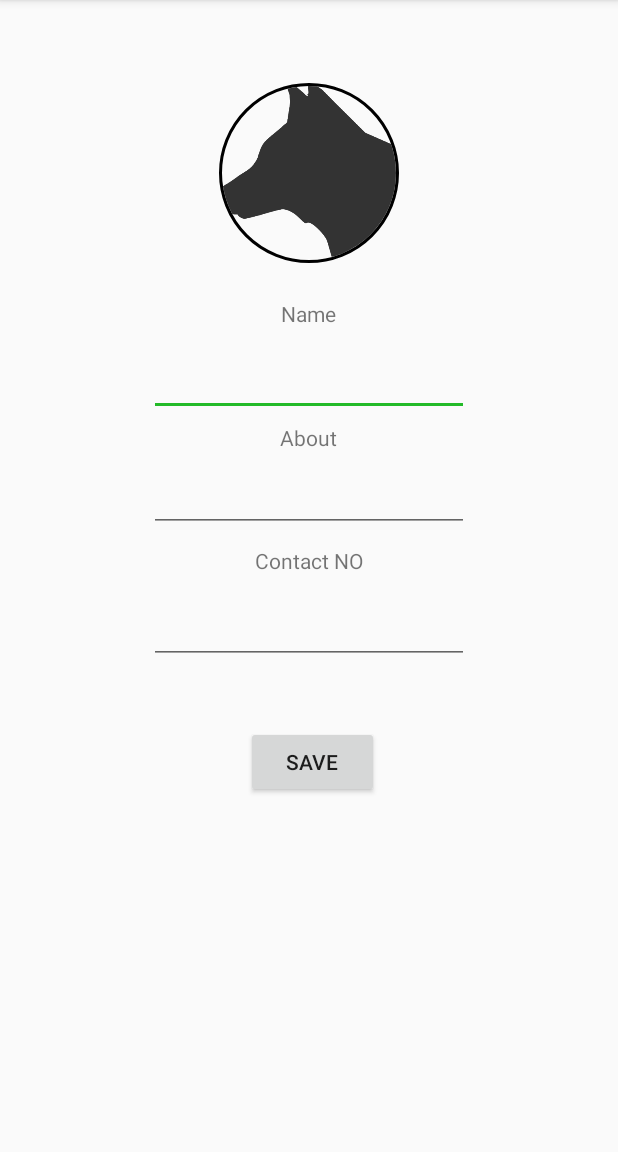
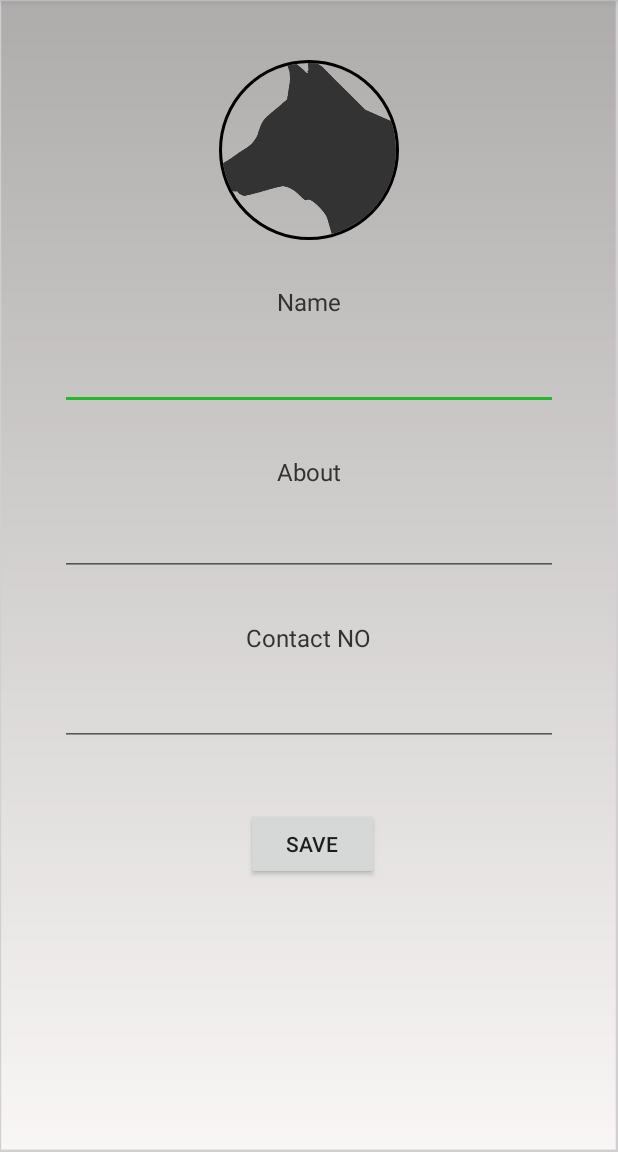
Before and after one commit to atharvakale31/AnimalCare, an Android app: the screen it shows after launch once a user with an empty profile is signed in (editprofile), on a phone screen of 412 x 824 dp, the part 84-1236 px from its top. Run offline under Robolectric (Android 15) with nearby library versions, the phone set to English and light mode, and no system bars; our stand-ins replace CircleImageView, Firebase (no records; nobody signed in at launch, a user with empty details on screens opened directly), Volley; Roboto replaces fonts that are not available here; 1 statement that could not run was skipped.

Commit message:
Updated profile activity and getting previous profile info in edit profile activity

```diff
--- a/app/src/main/java/com/example/animalcare/editprofile.java
+++ b/app/src/main/java/com/example/animalcare/editprofile.java
@@ -12,6 +12,8 @@ import android.content.ContentResolver;
 import android.content.Intent;
 import android.content.pm.PackageManager;
 import android.graphics.Bitmap;
+import android.graphics.BitmapFactory;
+import android.graphics.drawable.BitmapDrawable;
 import android.net.Uri;
 import android.os.Build;
 import android.os.Bundle;
@@ -40,6 +42,7 @@ import com.google.firebase.storage.OnProgressListener;
 import com.google.firebase.storage.StorageReference;
 import com.google.firebase.storage.UploadTask;
 
+import java.io.ByteArrayOutputStream;
 import java.io.IOException;
 
 import de.hdodenhof.circleimageview.CircleImageView;
@@ -59,6 +62,7 @@ public class editprofile extends AppCompatActivity {
     profileData records;
     ProgressDialog progressDialog;
     Bitmap bitmap;
+    private byte[] byteArray;
     private  int isHome=0;
     private FirebaseFirestore firestore;
 
@@ -114,6 +118,15 @@ public class editprofile extends AppCompatActivity {
         aboutT=findViewById(R.id.abouttxt);
         contactT=findViewById(R.id.contactno);
 
+        Intent profileDataIntent = getIntent();
+        nameT.setText(profileDataIntent.getStringExtra("name"));
+        aboutT.setText(profileDataIntent.getStringExtra("about"));
+        contactT.setText(profileDataIntent.getStringExtra("contact"));
+        byteArray = profileDataIntent.getByteArrayExtra("image");
+        bitmap = BitmapFactory.decodeByteArray(byteArray,0,byteArray.length);
+
+        if(bitmap!=null)
+            imagedef.setImageBitmap(bitmap);
         save=findViewById(R.id.Savebtn);
         mydatabase=FirebaseDatabase.getInstance();
 
@@ -189,14 +202,13 @@ public class editprofile extends AppCompatActivity {
 
  private void upload(final profileData profileData)
  {
-
-     final StorageReference ref=store.child(u.getUid());//+"."+fileExtension(selectedImage));
-     Log.i("IMGURI","->"+selectedImage);
-     ref.putFile(selectedImage)
+     if(byteArray!=null && byteArray.length>0) {
+         final StorageReference ref = store.child(u.getUid());
+         Log.i("IMGURI", "->" + selectedImage);
+         ref.putBytes(byteArray)
                  .addOnSuccessListener(new OnSuccessListener<UploadTask.TaskSnapshot>() {
                      @Override
                      public void onSuccess(UploadTask.TaskSnapshot taskSnapshot) {
-                     // Get a URL to the uploaded content
 
                          ref.getDownloadUrl().addOnSuccessListener(new OnSuccessListener<Uri>() {
                              @Override
@@ -204,12 +216,12 @@ public class editprofile extends AppCompatActivity {
                                  String downloadUrl = uri.toString();
                                  profileData.setImageUrl(downloadUrl);
                                  editProfileData(profileData);
-                             Toast.makeText(editprofile.this,"Photo uploaded",Toast.LENGTH_LONG).show();
+                                 Toast.makeText(editprofile.this, "Photo uploaded", Toast.LENGTH_LONG).show();
                              }
                          }).addOnFailureListener(new OnFailureListener() {
                              @Override
                              public void onFailure(@NonNull Exception e) {
-                             Toast.makeText(editprofile.this,"Erro uploading photo",Toast.LENGTH_LONG).show();
+                                 Toast.makeText(editprofile.this, "Erro uploading photo", Toast.LENGTH_LONG).show();
                                  progressDialog.cancel();
                              }
                          });
@@ -221,13 +233,21 @@ public class editprofile extends AppCompatActivity {
                  .addOnFailureListener(new OnFailureListener() {
                      @Override
                      public void onFailure(@NonNull Exception exception) {
-                     // Handle unsuccessful uploads
-                     // ...
-                     Toast.makeText(editprofile.this,"Error while Uploading Photo,Please Try Again",Toast.LENGTH_LONG).show();
+                         Toast.makeText(editprofile.this, "Error while Uploading Photo,Please Try Again", Toast.LENGTH_LONG).show();
                          progressDialog.cancel();
                          Log.i("NOOOOO", "onFailure: ");
                      }
                  });
+     }
+     else {
+         Toast.makeText(editprofile.this, "Please choose a photo", Toast.LENGTH_LONG).show();
+     }
+ }
+
+    public byte[] getImageBitmapByteArray(Bitmap bitmapProfileImage){
+        ByteArrayOutputStream stream = new ByteArrayOutputStream();
+        bitmapProfileImage.compress(Bitmap.CompressFormat.PNG, 100, stream);
+        return stream.toByteArray();
     }
     @Override
     protected void onActivityResult(int requestCode, int resultCode, @Nullable Intent data) {
@@ -238,9 +258,10 @@ public class editprofile extends AppCompatActivity {
             selectedImage=data.getData();
 
             try{
-                bitmap= MediaStore.Images.Media.getBitmap(this.getContentResolver(),selectedImage);
-                image=(CircleImageView) findViewById(R.id.profileImage);
+                bitmap = MediaStore.Images.Media.getBitmap(this.getContentResolver(),selectedImage);
+                image = findViewById(R.id.profileImage);
                 image.setImageBitmap(bitmap);
+                byteArray = getImageBitmapByteArray(bitmap);
             }catch (IOException e)
             {
                 e.printStackTrace();
--- /dev/null
+++ b/app/src/main/res/drawable/ic_baseline_call_24.xml
@@ -0,0 +1,5 @@
+<vector android:height="24dp" android:tint="#FFFFFF"
+    android:viewportHeight="24" android:viewportWidth="24"
+    android:width="24dp" xmlns:android="http://schemas.android.com/apk/res/android">
+    <path android:fillColor="@android:color/white" android:pathData="M20.01,15.38c-1.23,0 -2.42,-0.2 -3.53,-0.56 -0.35,-0.12 -0.74,-0.03 -1.01,0.24l-1.57,1.97c-2.83,-1.35 -5.48,-3.9 -6.89,-6.83l1.95,-1.66c0.27,-0.28 0.35,-0.67 0.24,-1.02 -0.37,-1.11 -0.56,-2.3 -0.56,-3.53 0,-0.54 -0.45,-0.99 -0.99,-0.99H4.19C3.65,3 3,3.24 3,3.99 3,13.28 10.73,21 20.01,21c0.71,0 0.99,-0.63 0.99,-1.18v-3.45c0,-0.54 -0.45,-0.99 -0.99,-0.99z"/>
+</vector>
--- a/app/src/main/res/layout/activity_editprofile.xml
+++ b/app/src/main/res/layout/activity_editprofile.xml
@@ -4,16 +4,16 @@
     xmlns:tools="http://schemas.android.com/tools"
     android:layout_width="match_parent"
     android:layout_height="match_parent"
-    tools:context=".editprofile">
+    tools:context=".editprofile"
+    android:background="@drawable/grayback">
 
     <de.hdodenhof.circleimageview.CircleImageView
         android:id="@+id/profileImage"
-
         android:layout_width="120dp"
         android:layout_height="120dp"
         android:layout_alignParentTop="true"
         android:layout_centerHorizontal="true"
-        android:layout_marginTop="55dp"
+        android:layout_marginTop="40dp"
         android:src="@drawable/dogprofile"
         app:civ_border_color="#000000"
         app:civ_border_width="2dp" />
@@ -22,21 +22,22 @@
         android:id="@+id/textView2"
         android:layout_width="wrap_content"
         android:layout_height="wrap_content"
-        android:layout_alignParentTop="true"
+        android:layout_below="@id/profileImage"
         android:layout_centerHorizontal="true"
         android:layout_marginStart="100dp"
-        android:layout_marginTop="199dp"
-        android:text="Name" />
+        android:layout_marginTop="30dp"
+        android:text="Name"
+        android:textSize="16sp"
+        android:textColor="@android:color/secondary_text_light"/>
 
     <EditText
         android:id="@+id/nametxt"
-        android:layout_width="wrap_content"
+        android:layout_width="match_parent"
         android:layout_height="wrap_content"
-
-        android:layout_alignParentTop="true"
-
+        android:layout_below="@id/textView2"
         android:layout_centerHorizontal="true"
-        android:layout_marginTop="232dp"
+        android:layout_marginHorizontal="40dp"
+        android:layout_marginTop="16dp"
         android:ems="10"
         android:inputType="textPersonName" />
 
@@ -44,37 +45,44 @@
         android:id="@+id/textView3"
         android:layout_width="wrap_content"
         android:layout_height="wrap_content"
-        android:layout_alignParentTop="true"
+        android:layout_below="@id/nametxt"
         android:layout_centerHorizontal="true"
-        android:layout_marginTop="282dp"
+        android:layout_marginTop="30dp"
+        android:textSize="16sp"
+        android:textColor="@android:color/secondary_text_light"
         android:text="About" />
 
     <EditText
         android:id="@+id/abouttxt"
-        android:layout_width="wrap_content"
+        android:layout_width="match_parent"
         android:layout_height="wrap_content"
-        android:layout_alignParentTop="true"
+        android:layout_below="@id/textView3"
         android:layout_centerHorizontal="true"
-        android:layout_marginTop="309dp"
+        android:layout_marginHorizontal="40dp"
+        android:layout_marginTop="16dp"
         android:ems="10"
+        android:textSize="16sp"
         android:inputType="textPersonName" />
 
     <TextView
         android:id="@+id/textView4"
         android:layout_width="wrap_content"
         android:layout_height="wrap_content"
-        android:layout_alignParentTop="true"
+        android:layout_below="@id/abouttxt"
         android:layout_centerHorizontal="true"
-        android:layout_marginTop="364dp"
+        android:layout_marginTop="30dp"
+        android:textSize="16sp"
+        android:textColor="@android:color/secondary_text_light"
         android:text="Contact NO" />
 
     <EditText
         android:id="@+id/contactno"
-        android:layout_width="wrap_content"
+        android:layout_width="match_parent"
         android:layout_height="wrap_content"
-        android:layout_alignParentTop="true"
+        android:layout_below="@id/textView4"
         android:layout_centerHorizontal="true"
-        android:layout_marginTop="397dp"
+        android:layout_marginTop="16dp"
+        android:layout_marginHorizontal="40dp"
         android:ems="10"
         android:inputType="phone" />
 
@@ -84,7 +92,6 @@
         android:layout_height="wrap_content"
         android:layout_below="@+id/contactno"
         android:layout_alignParentStart="true"
-
         android:layout_alignParentEnd="true"
         android:layout_centerHorizontal="true"
         android:layout_marginStart="164dp"
--- a/app/src/main/res/values/colors.xml
+++ b/app/src/main/res/values/colors.xml
@@ -1,9 +1,10 @@
 <?xml version="1.0" encoding="utf-8"?>
 <resources>
-    <color name="colorPrimary">#008577</color>
-    <color name="colorPrimaryDark">#00574B</color>
-    <color name="colorAccent">#D81B60</color>
+    <color name="colorPrimary">#147F7F</color>
+    <color name="colorPrimaryDark">#147F7F</color>
+    <color name="colorAccent">#23BA28</color>
     <color name="Green">#32CD32</color>
     <color name="Orange">#FF9933</color>
+    <color name="holoBlueDark">#ff0099cc</color>
 
 </resources>
--- a/app/src/main/res/values/styles.xml
+++ b/app/src/main/res/values/styles.xml
@@ -3,15 +3,15 @@
     <!-- Base application theme. -->
     <style name="AppTheme" parent="Theme.AppCompat.Light.DarkActionBar">
         <!-- Customize your theme here. -->
-        <item name="colorPrimary">#147F7F</item>
-        <item name="colorPrimaryDark">#147F7F</item>
+        <item name="colorPrimary">@color/colorPrimary</item>
+        <item name="colorPrimaryDark">@color/colorPrimaryDark</item>
         <item name="colorAccent">#23BA28</item>
     </style>
 
     <style name="splashTheme" parent="Theme.AppCompat.Light.NoActionBar">
         <!-- Customize your theme here. -->
-        <item name="colorPrimary">#147F7F</item>
-        <item name="colorPrimaryDark">#147F7F</item>
+        <item name="colorPrimary">@color/colorPrimary</item>
+        <item name="colorPrimaryDark">@color/colorPrimaryDark</item>
         <item name="colorAccent">#23BA28</item>
     </style>
 
```
Also changed, not shown: app/src/main/java/com/example/animalcare/profile.java (+22 -35 lines), app/src/main/res/layout/activity_splashscreen.xml (+11 -0 lines), app/src/main/res/layout/profile.xml (+24 -30 lines), app/src/main/res/drawable/cow.png (added), app/src/main/res/drawable/googlemaps.png (added), app/src/main/res/drawable/snake.png (added). Lines whose indentation alone changed are shown as unchanged.
